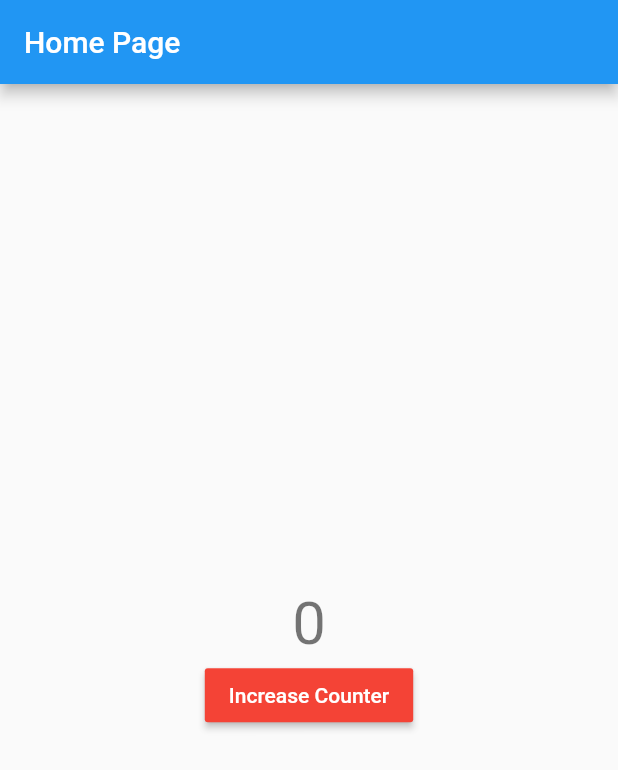
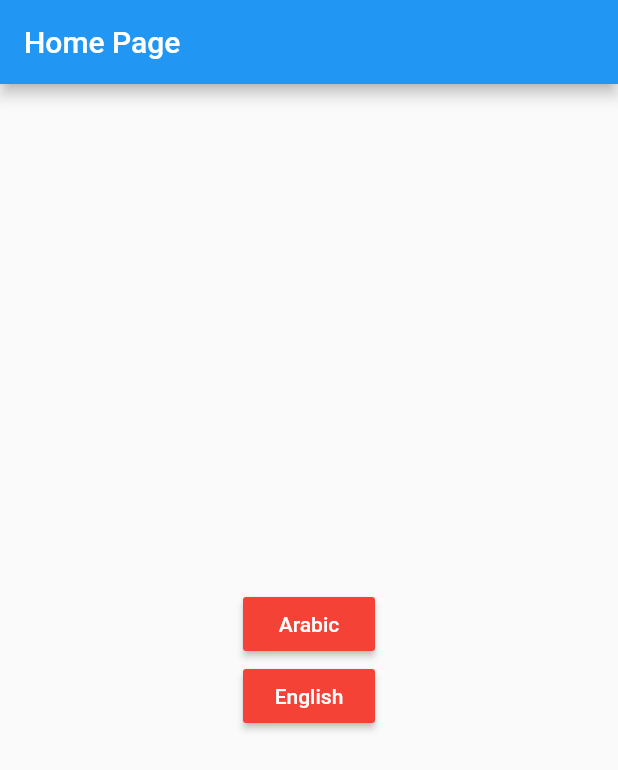
Before and after one commit to AbdelrahmanFouad1/GetX, a Flutter app: the screen it shows after launch, after a tap on "User Login", on a phone screen of 412 x 824 dp. Shown: the top 770 px of the screen. Run offline on Flutter 3.47's test engine with Material 2 defaults, Android fonts, the phone set to English and light mode, and no system bars; our stand-ins replace get, shared_preferences.

Commit message:
localization part 1

```diff
--- a/lib/main.dart
+++ b/lib/main.dart
@@ -1,8 +1,10 @@
 import 'package:flutter/material.dart';
 import 'package:get/get_core/get_core.dart';
 import 'package:get/get_instance/get_instance.dart';
+import 'package:get/get_navigation/get_navigation.dart';
 import 'package:get/get_navigation/src/root/get_material_app.dart';
 import 'package:get/get_navigation/src/routes/get_route.dart';
+import 'package:get_x/utils/localization/local.dart';
 import 'package:get_x/utils/middleware/auth_middleware.dart';
 import 'package:get_x/utils/services/setting_services.dart';
 import 'package:get_x/view/admin.dart';
@@ -31,6 +33,8 @@ class MyApp extends StatelessWidget {
       theme: ThemeData(
         primarySwatch: Colors.blue,
       ),
+      locale: Get.deviceLocale,
+      translations: MyLocal(),
       getPages: [
         GetPage(name: '/', page: () =>  const LoginPage(), middlewares: [AuthMiddleware()]),
         GetPage(name: '/home', page: () =>  const HomePage()),
--- /dev/null
+++ b/lib/utils/localization/local.dart
@@ -0,0 +1,18 @@
+import 'package:get/get_navigation/get_navigation.dart';
+
+class MyLocal implements Translations{
+  @override
+  Map<String, Map<String, String>> get keys => {
+    'en' :{
+      '1' : 'Home Page',
+      '2' : 'Arabic',
+      '3' : 'English',
+    },
+    'ar' :{
+      '1' : 'الصفحة الرئيسية',
+      '2' : 'عربي',
+      '3' : 'انجليزي',
+    },
+  };
+
+}
--- a/lib/view/home.dart
+++ b/lib/view/home.dart
@@ -1,40 +1,35 @@
 import 'package:flutter/material.dart';
 import 'package:get/get.dart';
-import 'package:get_x/utils/services/setting_services.dart';
 
 
-class HomePage extends GetView<SettingServices> {
+class HomePage extends StatelessWidget {
    const HomePage({Key? key}) : super(key: key);
 
   @override
   Widget build(BuildContext context) {
     return Scaffold(
       appBar: AppBar(
-        title: const Text('Home Page'),
+        title:  Text('1'.tr),
       ),
       body: Column(
         mainAxisAlignment: MainAxisAlignment.center,
         children: [
-          GetX<SettingServices>(
-            builder: (c) {
-             return Center(
-                child: Text(
-                  '${c.counter.value}',
-                  style: Theme.of(context).textTheme.headlineLarge,
-                ),
-              );
-            },
+          Center(
+            child: MaterialButton(
+                onPressed: (){
+                },
+              color: Colors.red,
+              textColor: Colors.white,
+              child:  Text('2'.tr),
+            ),
           ),
           Center(
             child: MaterialButton(
                 onPressed: (){
-                  // SettingServices.prefs!.clear();
-                  // Get.offAllNamed('/');
-                  controller.increase();
                 },
               color: Colors.red,
               textColor: Colors.white,
-              child: const Text('Increase Counter'),
+              child:  Text('3'.tr),
             ),
           ),
         ],
```
Also changed, not shown: lib/utils/localization/local_controller.dart (added).
